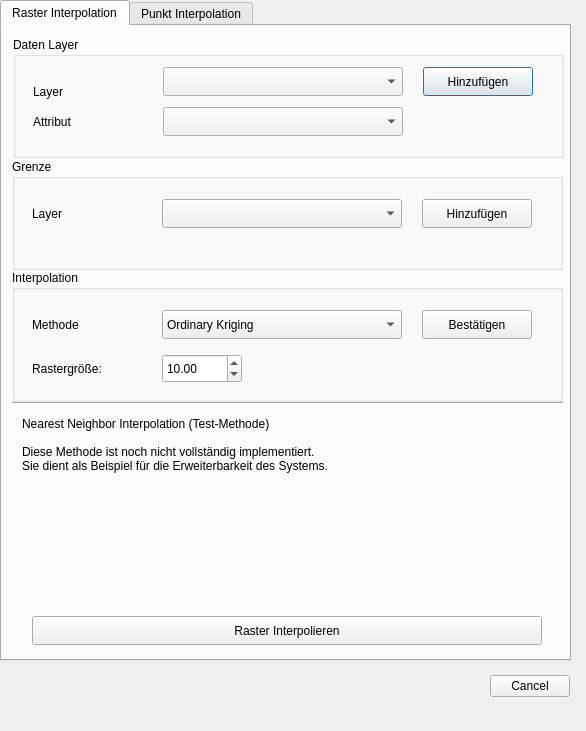
Qt form Optimierung.ui (FARMWISSEN/OFE-Datenfusion) before a commit.
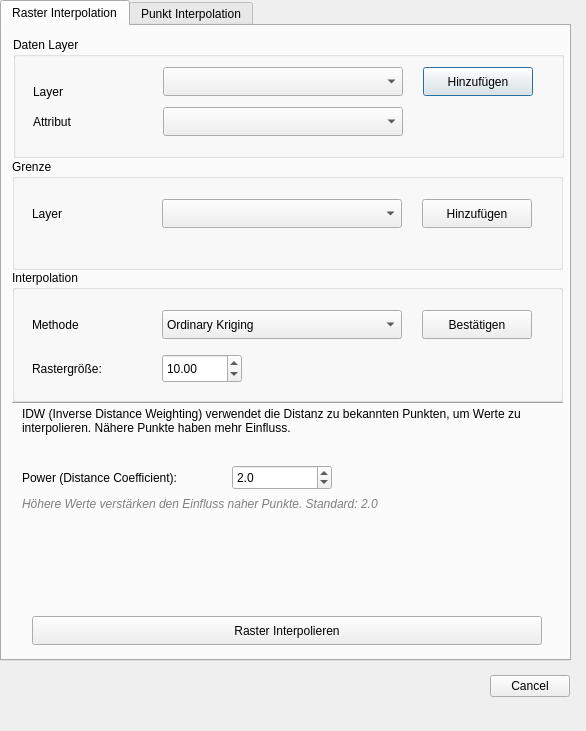
The same form after that commit. The open tabs and pages were chosen to show the change. Custom widgets are drawn as their Qt base class.

Commit message: feat: add IDW interpolation method with QgsIDWInterpolator and boundary clipping support

```diff
--- a/Optimierung.ui
+++ b/Optimierung.ui
@@ -737,16 +737,13 @@
        <property name="geometry">
         <rect>
          <x>10</x>
-         <y>20</y>
+         <y>10</y>
          <width>531</width>
-         <height>81</height>
+         <height>51</height>
         </rect>
        </property>
        <property name="text">
-        <string>Nearest Neighbor Interpolation (Test-Methode)
-
-Diese Methode ist noch nicht vollständig implementiert.
-Sie dient als Beispiel für die Erweiterbarkeit des Systems.</string>
+        <string>IDW (Inverse Distance Weighting) verwendet die Distanz zu bekannten Punkten, um Werte zu interpolieren. Nähere Punkte haben mehr Einfluss.</string>
        </property>
        <property name="alignment">
         <set>Qt::AlignLeading|Qt::AlignLeft|Qt::AlignTop</set>
@@ -755,6 +752,66 @@
         <bool>true</bool>
        </property>
       </widget>
+      <widget class="QLabel" name="label_idw_power">
+       <property name="geometry">
+        <rect>
+         <x>10</x>
+         <y>70</y>
+         <width>200</width>
+         <height>21</height>
+        </rect>
+       </property>
+       <property name="text">
+        <string>Power (Distance Coefficient):</string>
+       </property>
+      </widget>
+      <widget class="QDoubleSpinBox" name="doubleSpinBox_idw_power">
+       <property name="geometry">
+        <rect>
+         <x>220</x>
+         <y>68</y>
+         <width>100</width>
+         <height>25</height>
+        </rect>
+       </property>
+       <property name="decimals">
+        <number>1</number>
+       </property>
+       <property name="minimum">
+        <double>0.000000000000000</double>
+       </property>
+       <property name="maximum">
+        <double>100.000000000000000</double>
+       </property>
+       <property name="singleStep">
+        <double>0.500000000000000</double>
+       </property>
+       <property name="value">
+        <double>2.000000000000000</double>
+       </property>
+      </widget>
+      <widget class="QLabel" name="label_idw_power_hint">
+       <property name="geometry">
+        <rect>
+         <x>10</x>
+         <y>100</y>
+         <width>531</width>
+         <height>41</height>
+        </rect>
+       </property>
+       <property name="text">
+        <string>Höhere Werte verstärken den Einfluss naher Punkte. Standard: 2.0</string>
+       </property>
+       <property name="alignment">
+        <set>Qt::AlignLeading|Qt::AlignLeft|Qt::AlignTop</set>
+       </property>
+       <property name="wordWrap">
+        <bool>true</bool>
+       </property>
+       <property name="styleSheet">
+        <string>color: gray; font-style: italic;</string>
+       </property>
+      </widget>
      </widget>
     </widget>
     <widget class="QPushButton" name="button_interpolate_points_2">
```
Left out of the diff: 77 changed lines with no effect on the pictures. The commit also changes 4 other files.
